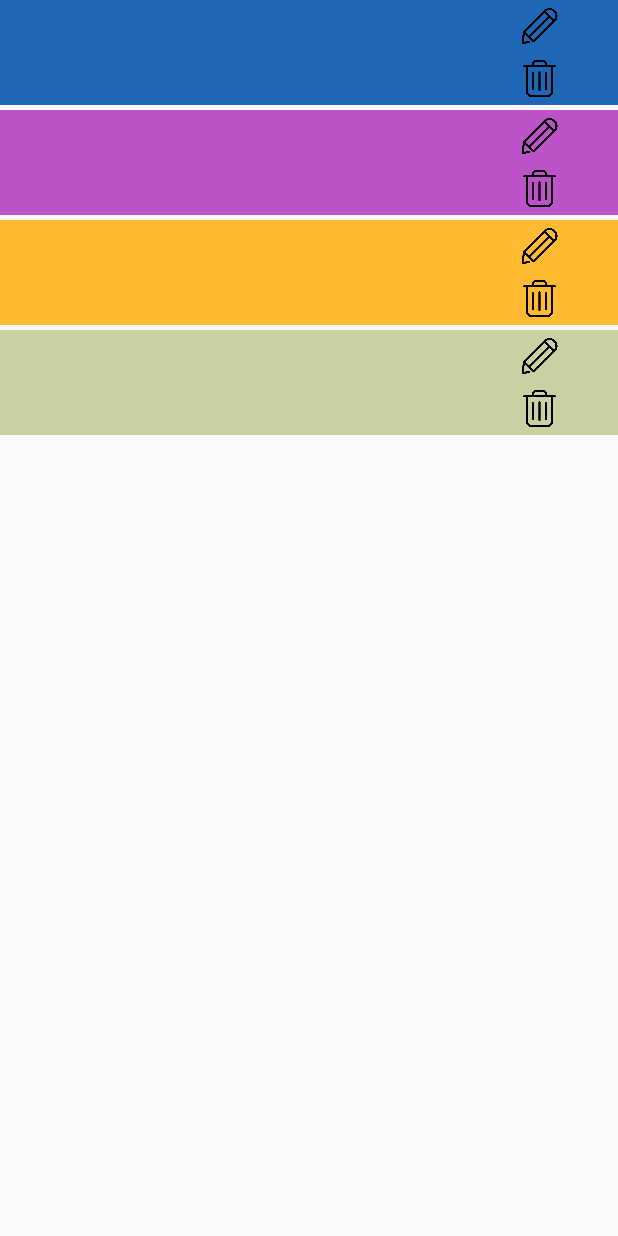
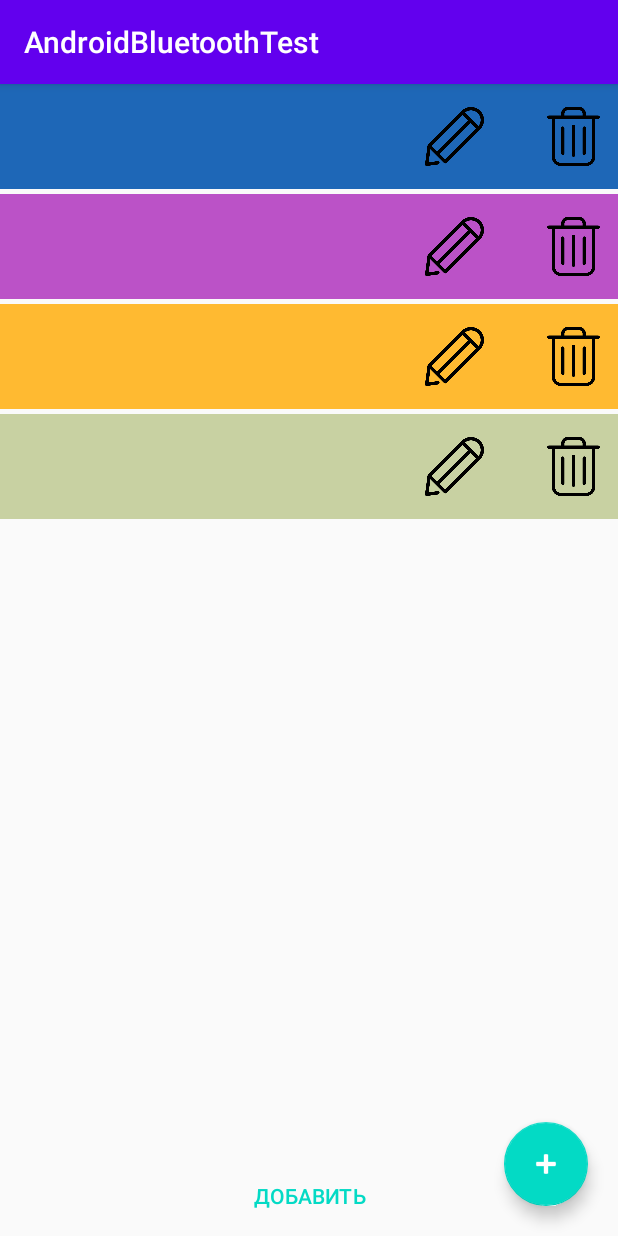
Before and after one commit to Qudropthenia/AndroidBluetoothTest, an Android app: the screen it shows after launch (RecyclerActivity), on a phone screen of 412 x 824 dp. Run offline under Robolectric (Android 15) with nearby library versions, the phone set to English and light mode, and no system bars.

Commit message:
Добавлено редактирование, добавление, удаление тем

```diff
--- a/app/build.gradle
+++ b/app/build.gradle
@@ -34,6 +34,7 @@ dependencies {
 //    implementation 'com.android.support:recyclerview-v7:28.0.0'
     implementation 'androidx.recyclerview:recyclerview:1.1.0'
     implementation 'com.jaredrummler:colorpicker:1.1.0'
+    implementation 'com.google.android.material:material:1.2.1'
     implementation 'androidx.cardview:cardview:1.0.0'
     testImplementation 'junit:junit:4.13'
     androidTestImplementation 'androidx.test.ext:junit:1.1.2'
--- a/app/src/main/AndroidManifest.xml
+++ b/app/src/main/AndroidManifest.xml
@@ -2,6 +2,7 @@
     package="ru.qudropthenia.androidbluetoothtest">
 
     <application
+        android:name=".engine.ThemeList"
         android:allowBackup="true"
         android:icon="@mipmap/ic_launcher"
         android:label="@string/app_name"
@@ -19,6 +20,5 @@
         </activity>
         <activity android:name=".MainActivity" />
         <activity android:name=".ui.theme.ChangeThemeActivity" />
-<!--        <activity android:name=".ui.recycler.RecyclerActivity" />-->
     </application>
 </manifest>
--- a/app/src/main/java/ru/qudropthenia/androidbluetoothtest/ui/recycler/Theme.java
+++ b/app/src/main/java/ru/qudropthenia/androidbluetoothtest/engine/Theme.java
@@ -1,4 +1,4 @@
-package ru.qudropthenia.androidbluetoothtest.ui.recycler;
+package ru.qudropthenia.androidbluetoothtest.engine;
 
 import java.io.Serializable;
 
@@ -14,7 +14,7 @@ public class Theme implements Serializable {
     }
 
     public Theme() {
-        this(0, 0, 0);
+        this(-1029169481, 0, 0);
     }
 
     public Integer getColor() {
--- /dev/null
+++ b/app/src/main/java/ru/qudropthenia/androidbluetoothtest/engine/ThemeList.java
@@ -0,0 +1,72 @@
+package ru.qudropthenia.androidbluetoothtest.engine;
+
+import android.app.Application;
+
+import java.util.ArrayList;
+import java.util.List;
+
+public class ThemeList extends Application {
+    private List<Theme> themes;
+
+    public ThemeList() {
+        themes = initThemes();
+    }
+
+    private List<Theme> initThemes() {
+        List<Theme> themes = new ArrayList<>();
+
+        themes.add(new Theme(-14784585, 1, 23));
+        themes.add(new Theme(-1029169481, 6, 42));
+        themes.add(new Theme(-17871, 1, 1));
+        themes.add(new Theme(1702597404, 56, 1));
+
+        return themes;
+    }
+
+    private boolean checkIndex(int index) {
+        return index >= 0 && index < this.themes.size();
+    }
+
+    public void addTheme() {
+        themes.add(new Theme());
+    }
+
+    /**
+     * Получение объекта Theme
+     * @param index
+     * @return
+     */
+    public Theme getThemeAtIndex(int index) {
+        if (!checkIndex(index)) return null;
+        return themes.get(index);
+    }
+
+    /**
+     * Удаление Theme из колекции
+     * @param index
+     * @return
+     */
+    public boolean removeThemeAtIndex(int index) {
+        if (!checkIndex(index)) return false;
+        return (themes.remove(index) != null);
+    }
+
+    public boolean addTheme(Theme theme) {
+        themes.add(theme);
+        return true;
+    }
+
+    public boolean setTheme(int index, Theme theme) {
+        if (!checkIndex(index)) return false;
+        themes.set(index, theme);
+        return true;
+    }
+
+    public List<Theme> getThemes() {
+        return themes;
+    }
+
+    public void setThemes(List<Theme> themes) {
+        this.themes = themes;
+    }
+}
--- a/app/src/main/java/ru/qudropthenia/androidbluetoothtest/ui/recycler/RecyclerActivity.java
+++ b/app/src/main/java/ru/qudropthenia/androidbluetoothtest/ui/recycler/RecyclerActivity.java
@@ -1,85 +1,86 @@
 package ru.qudropthenia.androidbluetoothtest.ui.recycler;
 
-import android.app.Activity;
 import android.content.Intent;
 import android.os.Bundle;
-import android.util.Log;
 import android.view.View;
 import android.widget.Toast;
 
 import androidx.annotation.Nullable;
+import androidx.appcompat.app.AppCompatActivity;
 import androidx.recyclerview.widget.LinearLayoutManager;
 import androidx.recyclerview.widget.RecyclerView;
 
-import java.util.ArrayList;
+import com.google.android.material.floatingactionbutton.FloatingActionButton;
+
 import java.util.List;
 
 import ru.qudropthenia.androidbluetoothtest.R;
+import ru.qudropthenia.androidbluetoothtest.engine.Theme;
+import ru.qudropthenia.androidbluetoothtest.engine.ThemeList;
 import ru.qudropthenia.androidbluetoothtest.ui.theme.ChangeThemeActivity;
 
-public class RecyclerActivity extends Activity implements View.OnClickListener {
-    private List<Theme> themes;
+public class RecyclerActivity extends AppCompatActivity implements View.OnClickListener {
+    private ThemeAdapter adapter;
+    private ThemeList themeListApp;
 
     @Override
     protected void onCreate(@Nullable Bundle savedInstanceState) {
-        Log.d("RecyclerActivity", "onCreate");
         super.onCreate(savedInstanceState);
-        themes = generateTheme();
         setContentView(R.layout.activity_recycler);
+        themeListApp = ((ThemeList) getApplication());
         setupRecyclerView();
+        setupFloatingButton();
     }
 
+    // Инициализация Recycler
     private void setupRecyclerView() {
         RecyclerView recyclerView = findViewById(R.id.activity_recycler__recycler);
-        ThemeAdapter adapter = new ThemeAdapter(themes, this::onThemeClick);
+        List<Theme> themes = themeListApp.getThemes();
+        adapter = new ThemeAdapter(themes, this::onThemeClick);
         recyclerView.setAdapter(adapter);
         LinearLayoutManager layoutManager = new LinearLayoutManager(this);
         recyclerView.setLayoutManager(layoutManager);
     }
 
+    // Обработка нажатия по item
     private void onThemeClick(Theme theme, View view) {
         Integer color = theme.getColor();
         Toast.makeText(RecyclerActivity.this, color + "", Toast.LENGTH_SHORT).show();
     }
 
-    private List<Theme> generateTheme() {
-        List<Theme> themes = new ArrayList<>();
+    // Инициализация кнопко добавления
+    private void setupFloatingButton() {
+        FloatingActionButton floatingActionButton = findViewById(R.id.activity_recycler__fb_add);
+        floatingActionButton.setOnClickListener(v -> onAddClick());
+    }
 
-        themes.add(new Theme(-14784585, 1, 23));
-        themes.add(new Theme(-1029169481, 6, 42));
-        themes.add(new Theme(-17871, 1, 1));
-        themes.add(new Theme(1702597404, 56, 1));
-
-        return themes;
+    // Добавление нового item`а
+    private void onAddClick() {
+        themeListApp.addTheme();
+        adapter.notifyDataSetChanged();
     }
 
     @Override
     public void onClick(View view) {
-        String msg = "";
-        Theme theme = (Theme) view.getTag();
+        Integer themeIndex = (Integer) view.getTag();
 
         switch (view.getId()) {
             case R.id.recycler_item__btn_edit: {
-                msg = "recycler_item__btn_edit";
                 Intent intent = new Intent(this, ChangeThemeActivity.class);
-                intent.putExtra(Theme.class.getSimpleName(), theme);
+                intent.putExtra(Integer.class.getSimpleName(), themeIndex);
                 startActivity(intent);
-//                finish();
+                finish();
                 break;
             }
             case R.id.recycler_item__btn_delete: {
-                msg = "recycler_item__btn_delete";
+                themeListApp.removeThemeAtIndex(themeIndex);
+                adapter.notifyDataSetChanged();
                 break;
             }
-            case R.id.recycler_item__color: {
-                msg = "recycler_item__color";
-                break;
-            }
+            case R.id.recycler_item__color:
             default: {
-                msg = "default";
                 break;
             }
         }
-//        Toast.makeText(RecyclerActivity.this, msg, Toast.LENGTH_SHORT).show();
     }
 }
--- a/app/src/main/java/ru/qudropthenia/androidbluetoothtest/ui/recycler/ThemeAdapter.java
+++ b/app/src/main/java/ru/qudropthenia/androidbluetoothtest/ui/recycler/ThemeAdapter.java
@@ -12,6 +12,7 @@ import androidx.recyclerview.widget.RecyclerView;
 import java.util.List;
 
 import ru.qudropthenia.androidbluetoothtest.R;
+import ru.qudropthenia.androidbluetoothtest.engine.Theme;
 
 public class ThemeAdapter extends RecyclerView.Adapter<ThemeAdapter.ThemeViewHolder> {
     private final List<Theme> themes;
@@ -38,10 +39,10 @@ public class ThemeAdapter extends RecyclerView.Adapter<ThemeAdapter.ThemeViewHol
     public void onBindViewHolder(@NonNull ThemeViewHolder holder, final int position) {
         Theme theme = themes.get(position);
         holder.bind(theme);
-        holder.itemView.setTag(theme);
+        holder.itemView.setTag(position);
         // Устанавливаем привязку к Theme
-        holder.itemView.findViewById(R.id.recycler_item__btn_edit).setTag(theme);
-        holder.itemView.findViewById(R.id.recycler_item__btn_delete).setTag(theme);
+        holder.itemView.findViewById(R.id.recycler_item__btn_edit).setTag(position);
+        holder.itemView.findViewById(R.id.recycler_item__btn_delete).setTag(position);
     }
 
     @Override
--- a/app/src/main/res/layout/activity_recycler.xml
+++ b/app/src/main/res/layout/activity_recycler.xml
@@ -15,4 +15,23 @@
         app:layout_constraintStart_toStartOf="parent"
         app:layout_constraintTop_toTopOf="parent" />
 
+    <Button
+        style="?android:attr/buttonBarButtonStyle"
+        android:layout_width="match_parent"
+        android:layout_height="wrap_content"
+        android:text="@string/addNewRecyclerItem"
+        app:layout_constraintBottom_toBottomOf="parent"
+        app:layout_constraintEnd_toEndOf="parent"
+        app:layout_constraintStart_toStartOf="parent" />
+
+    <com.google.android.material.floatingactionbutton.FloatingActionButton
+        android:id="@+id/activity_recycler__fb_add"
+        android:layout_width="wrap_content"
+        android:layout_height="wrap_content"
+        android:layout_margin="20dp"
+        android:tint="@android:color/white"
+        app:layout_constraintBottom_toBottomOf="parent"
+        app:layout_constraintEnd_toEndOf="parent"
+        app:srcCompat="@android:drawable/ic_input_add" />
+
 </androidx.constraintlayout.widget.ConstraintLayout>
--- a/app/src/main/res/layout/recycler_item.xml
+++ b/app/src/main/res/layout/recycler_item.xml
@@ -14,25 +14,31 @@
 
     <LinearLayout
         android:id="@+id/recycler_item__btn_group"
-        android:layout_width="50dp"
+        android:layout_width="90dp"
         android:layout_height="match_parent"
         android:layout_weight="15"
-        android:orientation="vertical">
+        android:orientation="horizontal">
 
         <ImageView
             android:id="@+id/recycler_item__btn_edit"
             android:layout_width="match_parent"
-            android:layout_height="0dp"
-            android:layout_margin="5dp"
+            android:layout_height="70dp"
+            android:layout_marginStart="10dp"
+            android:layout_marginEnd="10dp"
             android:layout_weight="50"
             android:onClick="onClick"
             android:src="@drawable/edit" />
 
+        <View
+            android:layout_width="20dp"
+            android:layout_height="wrap_content" />
+
         <ImageView
             android:id="@+id/recycler_item__btn_delete"
             android:layout_width="match_parent"
-            android:layout_height="0dp"
-            android:layout_margin="5dp"
+            android:layout_height="70dp"
+            android:layout_marginStart="10dp"
+            android:layout_marginEnd="10dp"
             android:layout_weight="50"
             android:onClick="onClick"
             android:src="@drawable/garbage" />
--- a/app/src/main/res/values/strings.xml
+++ b/app/src/main/res/values/strings.xml
@@ -5,6 +5,7 @@
     <!-- Recycler item-->
     <string name="recycler_item__label_contrast">Контраст:</string>
     <string name="recycler_item__label_brightness">Яркость:</string>
+    <string name="addNewRecyclerItem">Добавить</string>
 
     <string name="dlgSelectColor">dlgSelectColor</string>
 </resources>
```
Also changed, not shown: app/src/main/java/ru/qudropthenia/androidbluetoothtest/ui/theme/ChangeThemeActivity.java (+22 -7 lines).
